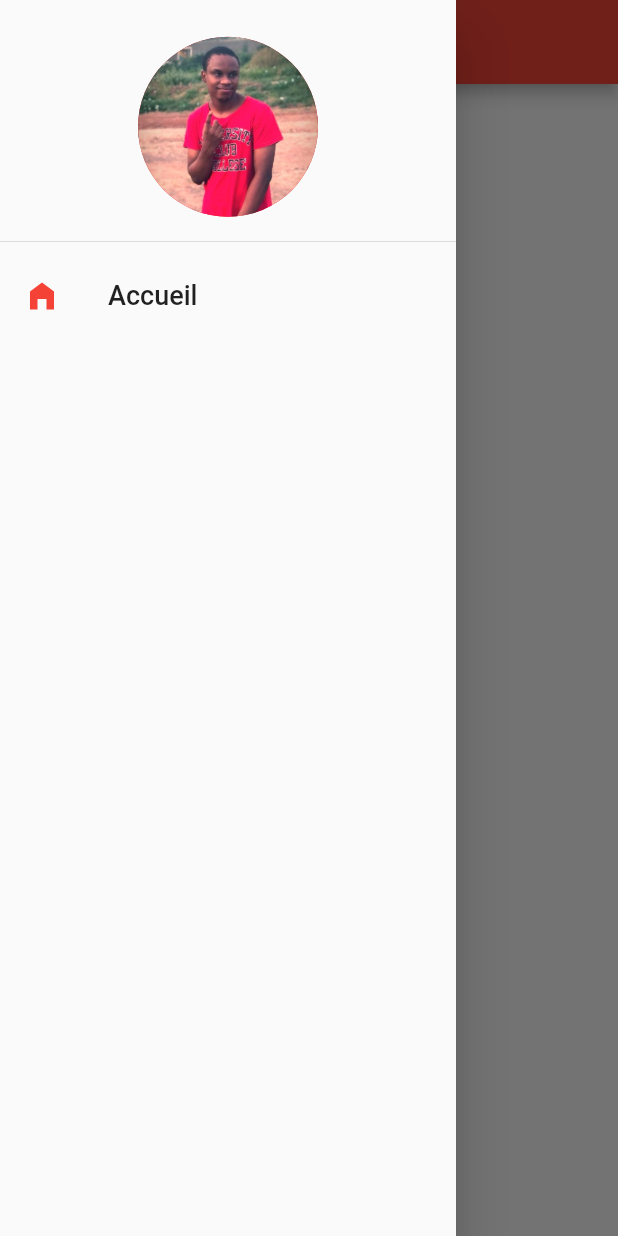
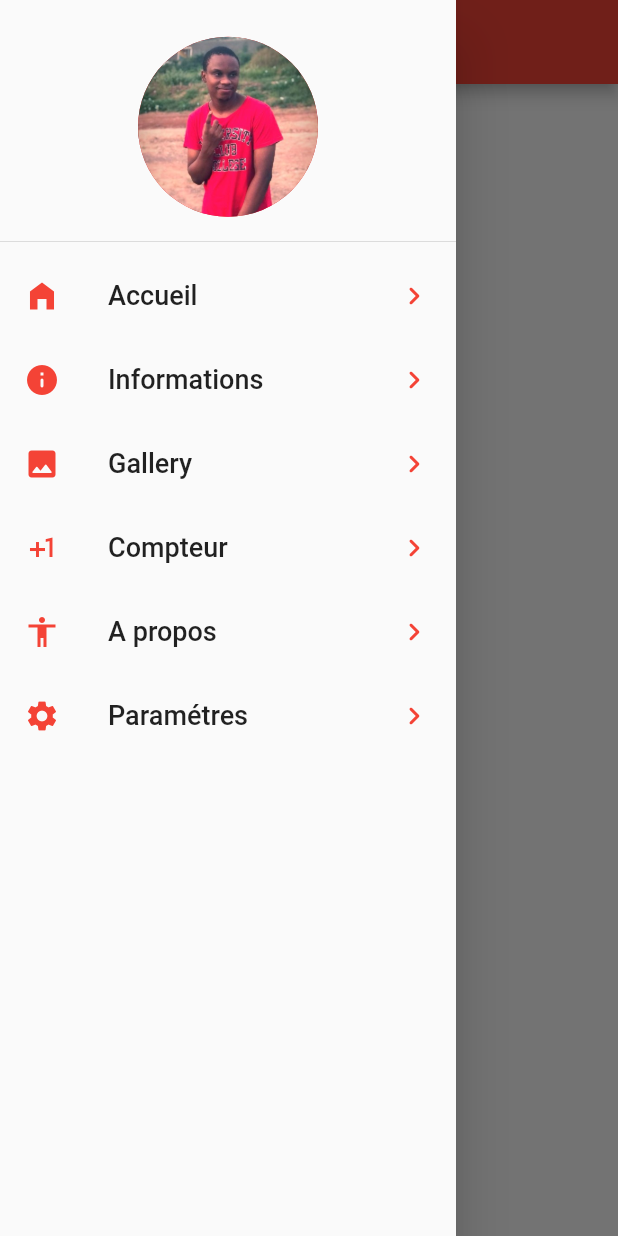
Before and after one commit to alphacpc/flutter-basic-app, a Flutter app: the screen it shows after launch, with the side drawer open, on a phone screen of 412 x 824 dp. Run offline on Flutter 3.47's test engine with Material 2 defaults, Android fonts, the light colour scheme and no system bars.

Commit message:
Updated main.dart with drawer

```diff
--- a/lib/main.dart
+++ b/lib/main.dart
@@ -57,7 +57,40 @@ class MyDrawer extends StatelessWidget {
           ListTile(
             title: Text("Accueil", style: TextStyle(fontSize: 18),),
             leading: Icon(Icons.home_filled, color: Colors.red),
-          )
+            trailing: Icon(Icons.keyboard_arrow_right_rounded, color: Colors.red,),
+            onTap: (){},
+          ),
+           ListTile(
+            title: Text("Informations", style: TextStyle(fontSize: 18),),
+            leading: Icon(Icons.info_rounded, color: Colors.red),
+            trailing: Icon(Icons.keyboard_arrow_right_rounded, color: Colors.red,),
+            onTap: (){},
+          ),
+           ListTile(
+            title: Text("Gallery", style: TextStyle(fontSize: 18),),
+            leading: Icon(Icons.image_rounded, color: Colors.red),
+            trailing: Icon(Icons.keyboard_arrow_right_rounded, color: Colors.red,),
+            onTap: (){},
+          ),
+           ListTile(
+            title: Text("Compteur", style: TextStyle(fontSize: 18),),
+            leading: Icon(Icons.plus_one, color: Colors.red),
+            trailing: Icon(Icons.keyboard_arrow_right_rounded, color: Colors.red,),
+            onTap: (){},
+          ),
+          ListTile(
+            title: Text("A propos", style: TextStyle(fontSize: 18),),
+            leading: Icon(Icons.accessibility_outlined, color: Colors.red),
+            trailing: Icon(Icons.keyboard_arrow_right_rounded, color: Colors.red,),
+            onTap: (){},
+          ),
+          ListTile(
+            title: Text("Paramétres", style: TextStyle(fontSize: 18),),
+            leading: Icon(Icons.settings, color: Colors.red),
+            trailing: Icon(Icons.keyboard_arrow_right_rounded, color: Colors.red,),
+            onTap: (){},
+          ),
+          // Divider(height: 1, color: Colors.deepOrange,)
         ],
       ),
     );
```
Also changed, not shown: lib/ui/pages/home.page.dart (added).
